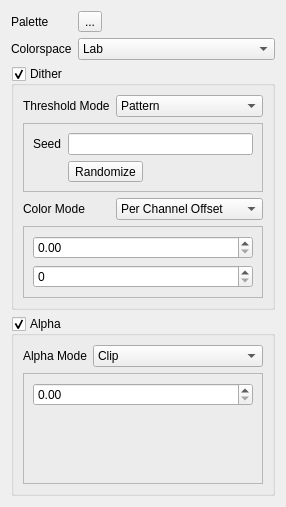
Before: the Qt Designer form plugins/filters/palettize/palettize.ui in KDE/krita, drawn with Qt 5.
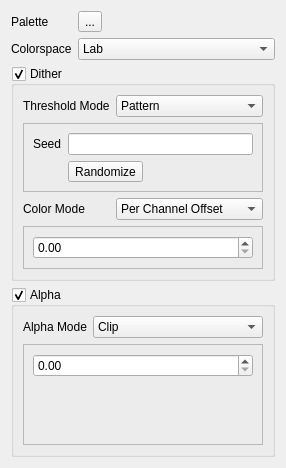
After: the same form once the commit is applied. The open tabs and pages were chosen to show the change. Custom widgets are drawn as their Qt base class.

Commit message: Clean up palettize filter.

Diff of the .ui file:
```diff
--- a/plugins/filters/palettize/palettize.ui
+++ b/plugins/filters/palettize/palettize.ui
@@ -7,7 +7,7 @@
     <x>0</x>
     <y>0</y>
     <width>286</width>
-    <height>507</height>
+    <height>468</height>
    </rect>
   </property>
   <property name="windowTitle">
@@ -255,9 +255,6 @@
         </widget>
         <widget class="QWidget" name="colorModeNearestColorWidget">
          <layout class="QFormLayout" name="formLayout_4">
-          <item row="1" column="0" colspan="2">
-           <widget class="KisSliderSpinBox" name="colorCountSpinBox"/>
-          </item>
           <item row="0" column="0" colspan="2">
            <widget class="KisDoubleSliderSpinBox" name="spreadSpinBox"/>
           </item>
```
Left out of the diff: 2 changed lines with no effect on the pictures. The commit also changes 2 other files.
